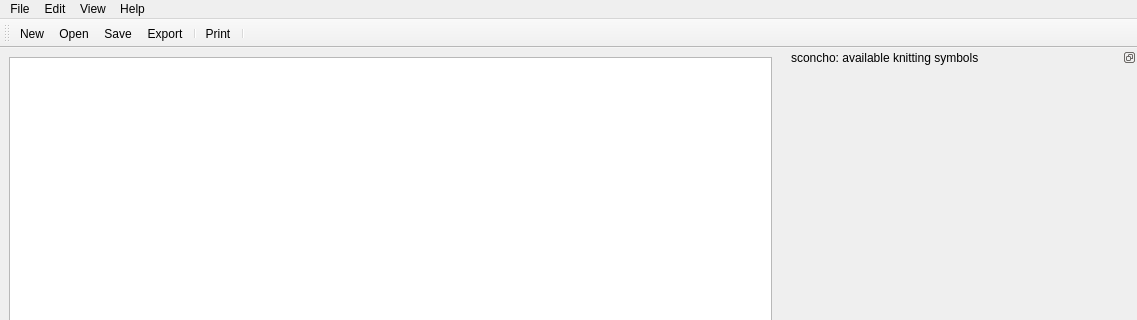
First picture: the form in gui/ui/mainWindow.ui, repository haskelladdict/sconcho, before the edit; both pictures show x 0 to 1137 and y 0 to 320 of the 1137 by 777 pixel window.
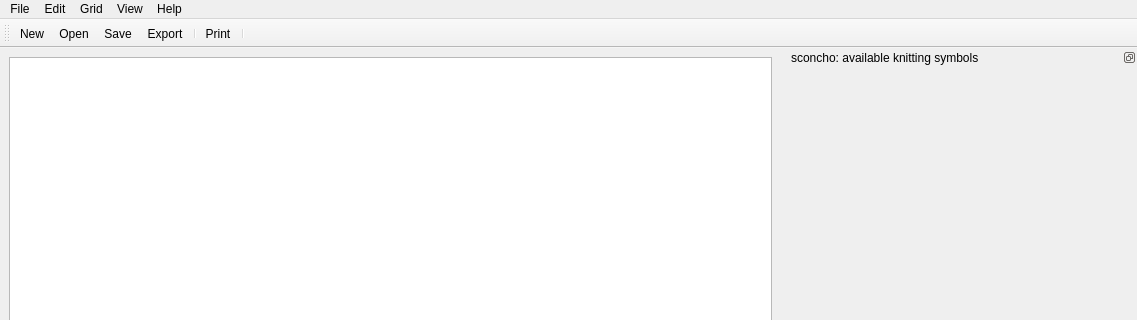
Second picture: the form after the edit. Icons and pictures are not drawn. Custom widgets are drawn as their Qt base class.

Commit message:
Improved widget for adding/removing rows/columns.
Widget is now smart, non-modal and persistent.

The edit to the form file:
```diff
--- a/gui/ui/mainWindow.ui
+++ b/gui/ui/mainWindow.ui
@@ -80,7 +80,7 @@
      <x>0</x>
      <y>0</y>
      <width>1137</width>
-     <height>28</height>
+     <height>26</height>
     </rect>
    </property>
    <widget class="QMenu" name="menuFile">
@@ -118,8 +118,15 @@
     <addaction name="actionAbout_sconcho"/>
     <addaction name="actionAbout_Qt4"/>
    </widget>
+   <widget class="QMenu" name="menuGrid">
+    <property name="title">
+     <string>Grid</string>
+    </property>
+    <addaction name="actionInsert_delete_rows_and_columns"/>
+   </widget>
    <addaction name="menuFile"/>
    <addaction name="menuEdit"/>
+   <addaction name="menuGrid"/>
    <addaction name="menuView"/>
    <addaction name="menuHelp"/>
   </widget>
```
Left out of the diff: 5 changed lines with no effect on the pictures. The commit also changes 7 other files.
